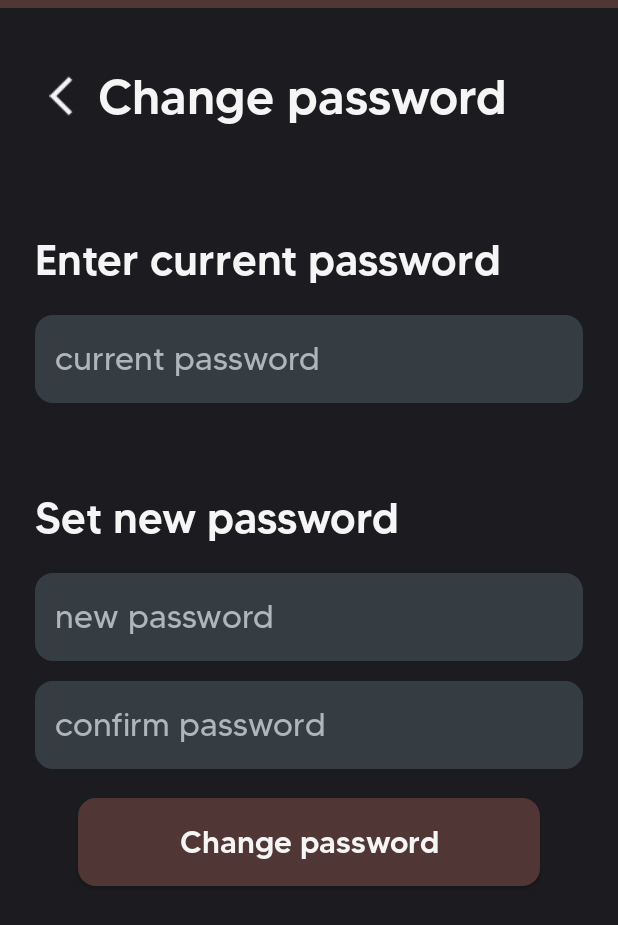
After one commit to kubixDev/Kollect, an Android app: the PasswordChangeActivity screen opened directly, with no data from a screen before it, on a phone screen of 412 x 824 dp. The commit adds this screen. Shown: the top 925 px of the screen. Run offline under Robolectric (Android 15) with nearby library versions, the phone set to English and light mode, and no system bars; our stand-ins replace Firebase (no records; nobody signed in at launch, a user with empty details on screens opened directly), sdp/ssp sizes.

Commit message:
added password change feature and fixed signup bug

```diff
--- /dev/null
+++ b/app/src/main/java/com/kubixdev/kollect/activities/PasswordChangeActivity.java
@@ -0,0 +1,101 @@
+package com.kubixdev.kollect.activities;
+
+import android.os.Bundle;
+import android.text.TextUtils;
+import android.widget.EditText;
+import android.widget.ImageView;
+import android.widget.Toast;
+import androidx.annotation.Nullable;
+import androidx.appcompat.app.AppCompatActivity;
+import androidx.appcompat.widget.AppCompatButton;
+import com.google.firebase.auth.AuthCredential;
+import com.google.firebase.auth.EmailAuthProvider;
+import com.google.firebase.auth.FirebaseAuth;
+import com.google.firebase.auth.FirebaseUser;
+import com.kubixdev.kollect.R;
+
+public class PasswordChangeActivity extends AppCompatActivity {
+    AppCompatButton changePasswordButton;
+    ImageView backButton;
+    EditText currentPasswordInput, newPasswordInput, confirmPasswordInput;
+
+    @Override
+    protected void onCreate(@Nullable Bundle savedInstanceState) {
+        super.onCreate(savedInstanceState);
+        setContentView(R.layout.activity_password_change);
+
+        changePasswordButton = findViewById(R.id.changePasswordButton);
+        backButton = findViewById(R.id.backButton);
+        currentPasswordInput = findViewById(R.id.currentPasswordInput);
+        newPasswordInput = findViewById(R.id.newPasswordInput);
+        confirmPasswordInput = findViewById(R.id.confirmPasswordInput);
+
+        // handle back button click
+        backButton.setOnClickListener(v -> {
+            finish();
+        });
+
+        // handle change password button click
+        changePasswordButton.setOnClickListener(v -> {
+            String currentPassword = currentPasswordInput.getText().toString().trim();
+            String newPassword = newPasswordInput.getText().toString().trim();
+            String confirmPassword = confirmPasswordInput.getText().toString().trim();
+
+            // handle empty input fields
+            if (TextUtils.isEmpty(newPassword) || TextUtils.isEmpty(confirmPassword)) {
+                Toast.makeText(this, "Password fields cannot be empty", Toast.LENGTH_SHORT).show();
+                return;
+            }
+
+            // handle secure passwords
+            if (!newPassword.matches("^(?=.*[A-Z])(?=.*\\d)(?=.*[@$!%*?&])[A-Za-z\\d@$!%*?&]{8,}$")) {
+                newPasswordInput.setError("Password must contain at least one uppercase letter, one digit, one special character and be at least 8 characters long");
+                return;
+            }
+
+            // handle different password inputs
+            if (!newPassword.equals(confirmPassword)) {
+                confirmPasswordInput.setError("Passwords don't match");
+                return;
+            }
+
+            // handle password change
+            FirebaseUser user = FirebaseAuth.getInstance().getCurrentUser();
+
+            if (user != null) {
+                String email = user.getEmail();
+
+                // user needs to reenter the current password
+                AuthCredential credential = EmailAuthProvider.getCredential(email, currentPassword);
+
+                // reauthenticate the user
+                user.reauthenticate(credential)
+                        .addOnCompleteListener(reauthTask -> {
+                            if (reauthTask.isSuccessful()) {
+
+                                user.updatePassword(newPassword)
+                                        .addOnCompleteListener(task -> {
+                                            if (task.isSuccessful()) {
+                                                Toast.makeText(PasswordChangeActivity.this, "Password changed successfully", Toast.LENGTH_SHORT).show();
+                                                finish();
+                                            }
+                                            else {
+                                                Toast.makeText(PasswordChangeActivity.this, "Failed to change password", Toast.LENGTH_SHORT).show();
+                                            }
+                                        });
+                            }
+                            else {
+                                Toast.makeText(PasswordChangeActivity.this, "Reauthentication failed", Toast.LENGTH_SHORT).show();
+                            }
+                        });
+            }
+        });
+    }
+
+
+    @Override
+    public void finish() {
+        super.finish();
+        overridePendingTransition(0, 0);
+    }
+}
--- a/app/src/main/java/com/kubixdev/kollect/activities/SettingsActivity.java
+++ b/app/src/main/java/com/kubixdev/kollect/activities/SettingsActivity.java
@@ -2,6 +2,7 @@ package com.kubixdev.kollect.activities;
 
 import android.content.Intent;
 import android.os.Bundle;
+import android.widget.ImageView;
 import android.widget.Toast;
 import androidx.annotation.Nullable;
 import androidx.appcompat.app.AppCompatActivity;
@@ -10,7 +11,8 @@ import com.google.firebase.auth.FirebaseAuth;
 import com.kubixdev.kollect.R;
 
 public class SettingsActivity extends AppCompatActivity {
-    AppCompatButton logoutButton;
+    AppCompatButton logoutButton, editProfileButton, passwordChangeButton;
+    ImageView backButton;
     FirebaseAuth mAuth;
 
     @Override
@@ -20,16 +22,38 @@ public class SettingsActivity extends AppCompatActivity {
 
         mAuth = FirebaseAuth.getInstance();
         logoutButton = findViewById(R.id.logoutButton);
+        editProfileButton = findViewById(R.id.editProfileButton);
+        passwordChangeButton = findViewById(R.id.passwordChangeButton);
+        backButton = findViewById(R.id.backButton);
 
-        // handle user logout (only temporary)
+        // handle user logout
         logoutButton.setOnClickListener(v -> {
             FirebaseAuth.getInstance().signOut();
             Intent intent = new Intent(SettingsActivity.this, LoginActivity.class);
-            intent.addFlags(Intent.FLAG_ACTIVITY_CLEAR_TOP | Intent.FLAG_ACTIVITY_NEW_TASK);
+            intent.addFlags(Intent.FLAG_ACTIVITY_CLEAR_TASK | Intent.FLAG_ACTIVITY_NEW_TASK);
             startActivity(intent);
             finish();
 
             Toast.makeText(getApplicationContext(), "Logout successful", Toast.LENGTH_SHORT).show();
+        });
+
+        // handle back button click
+        backButton.setOnClickListener(v -> {
+            finish();
+        });
+
+        // handle edit profile button click
+        editProfileButton.setOnClickListener(v -> {
+            Intent intent = new Intent(getApplicationContext(), EditProfileActivity.class);
+            startActivity(intent);
+            overridePendingTransition(0, 0);
+        });
+
+        // handle password change button click
+        passwordChangeButton.setOnClickListener(v -> {
+            Intent intent = new Intent(getApplicationContext(), PasswordChangeActivity.class);
+            startActivity(intent);
+            overridePendingTransition(0, 0);
         });
     }
 
--- a/app/src/main/java/com/kubixdev/kollect/activities/SignupActivity.java
+++ b/app/src/main/java/com/kubixdev/kollect/activities/SignupActivity.java
@@ -63,10 +63,10 @@ public class SignupActivity extends AppCompatActivity {
         // handle action after signup button click
         signupButton.setOnClickListener(v -> {
             String email, username, password, repeatPassword;
-            email = emailInput.getText().toString();
-            username = usernameInput.getText().toString();
-            password = passwordInput.getText().toString();
-            repeatPassword = repeatPasswordInput.getText().toString();
+            email = emailInput.getText().toString().trim();
+            username = usernameInput.getText().toString().trim();
+            password = passwordInput.getText().toString().trim();
+            repeatPassword = repeatPasswordInput.getText().toString().trim();
 
             // handle empty input fields
             if (TextUtils.isEmpty(email) || TextUtils.isEmpty(username) || TextUtils.isEmpty(password) || TextUtils.isEmpty(repeatPassword)) {
--- /dev/null
+++ b/app/src/main/res/layout/activity_password_change.xml
@@ -0,0 +1,213 @@
+<?xml version="1.0" encoding="utf-8"?>
+<androidx.constraintlayout.widget.ConstraintLayout
+    xmlns:android="http://schemas.android.com/apk/res/android"
+    xmlns:app="http://schemas.android.com/apk/res-auto"
+    xmlns:tools="http://schemas.android.com/tools"
+    android:layout_width="match_parent"
+    android:layout_height="match_parent"
+    android:background="?attr/colorPrimary"
+    tools:context=".activities.MainActivity">
+
+    <LinearLayout
+        android:id="@+id/statusBarFix"
+        android:layout_width="match_parent"
+        android:layout_height="@dimen/_4sdp"
+        app:layout_constraintTop_toTopOf="parent"
+        app:layout_constraintStart_toStartOf="parent"
+        app:layout_constraintEnd_toEndOf="parent"
+        android:background="@color/darkbrown"
+        android:orientation="horizontal">
+    </LinearLayout>
+
+    <LinearLayout
+        android:id="@+id/navigationBar"
+        android:layout_width="match_parent"
+        android:layout_height="@dimen/_70sdp"
+        android:layout_marginTop="@dimen/_10sdp"
+        app:layout_constraintTop_toBottomOf="@id/statusBarFix"
+        app:layout_constraintStart_toStartOf="parent"
+        app:layout_constraintEnd_toEndOf="parent"
+        app:layout_constraintBottom_toTopOf="@id/currentPasswordLabel"
+        android:orientation="horizontal">
+
+        <ImageView
+            android:id="@+id/backButton"
+            android:layout_width="wrap_content"
+            android:layout_height="wrap_content"
+            android:paddingStart="@dimen/_15sdp"
+            android:paddingEnd="@dimen/_5sdp"
+            android:paddingTop="@dimen/_15sdp"
+            android:paddingBottom="@dimen/_15sdp"
+            android:layout_marginStart="@dimen/_12sdp"
+            android:src="@drawable/ic_arrow_left_icon"
+            android:layout_gravity="center_vertical"
+            android:scaleX="1.3"
+            android:scaleY="1.3"
+            app:tint="@color/whitesmoke" />
+
+        <TextView
+            android:id="@+id/mainLabel"
+            android:layout_width="wrap_content"
+            android:layout_height="wrap_content"
+            android:text="Change password"
+            android:textColor="@color/whitesmoke"
+            android:fontFamily="@font/tommy_medium"
+            android:layout_gravity="center_vertical"
+            android:textSize="@dimen/_25sdp" />
+    </LinearLayout>
+
+
+    <TextView
+        android:id="@+id/currentPasswordLabel"
+        android:layout_width="match_parent"
+        android:layout_height="wrap_content"
+        android:text="Enter current password"
+        android:layout_marginStart="@dimen/_18sdp"
+        android:layout_marginEnd="@dimen/_18sdp"
+        android:layout_marginTop="@dimen/_35sdp"
+        android:textColor="@color/whitesmoke"
+        android:fontFamily="@font/tommy_medium"
+        android:textSize="@dimen/_22sdp"
+        app:layout_constraintEnd_toEndOf="parent"
+        app:layout_constraintStart_toStartOf="parent"
+        app:layout_constraintTop_toBottomOf="@id/navigationBar"/>
+
+
+    <LinearLayout
+        android:id="@+id/currentPasswordLayout"
+        android:layout_width="match_parent"
+        android:layout_height="@dimen/_45sdp"
+        android:orientation="horizontal"
+        app:layout_constraintTop_toBottomOf="@id/currentPasswordLabel"
+        app:layout_constraintStart_toStartOf="parent"
+        app:layout_constraintEnd_toEndOf="parent"
+        app:layout_constraintBottom_toTopOf="@id/newPasswordLabel"
+        android:background="@drawable/rounded_background"
+        android:layout_marginStart="@dimen/_18sdp"
+        android:layout_marginEnd="@dimen/_18sdp"
+        android:layout_marginTop="@dimen/_15sdp"
+        android:backgroundTint="@color/gray">
+
+        <EditText
+            android:id="@+id/currentPasswordInput"
+            android:layout_width="match_parent"
+            android:layout_height="match_parent"
+            android:layout_marginStart="@dimen/_10sdp"
+            android:layout_marginEnd="@dimen/_10sdp"
+            android:layout_marginTop="@dimen/_8sdp"
+            android:layout_marginBottom="@dimen/_8sdp"
+            android:hint="current password"
+            android:textColorHint="@color/lightgray"
+            android:fontFamily="@font/tommy_regular"
+            android:textSize="@dimen/_17sdp"
+            android:background="@android:color/transparent"
+            android:textColor="@color/whitesmoke"
+            android:inputType="textPassword"
+            android:focusableInTouchMode="true">
+        </EditText>
+    </LinearLayout>
+
+
+    <TextView
+        android:id="@+id/newPasswordLabel"
+        android:layout_width="match_parent"
+        android:layout_height="wrap_content"
+        android:text="Set new password"
+        android:layout_marginStart="@dimen/_18sdp"
+        android:layout_marginEnd="@dimen/_18sdp"
+        android:layout_marginTop="@dimen/_45sdp"
+        android:textColor="@color/whitesmoke"
+        android:fontFamily="@font/tommy_medium"
+        android:textSize="@dimen/_22sdp"
+        app:layout_constraintEnd_toEndOf="parent"
+        app:layout_constraintStart_toStartOf="parent"
+        app:layout_constraintTop_toBottomOf="@id/currentPasswordLayout"/>
+
+    <LinearLayout
+        android:id="@+id/newPasswordLayout"
+        android:layout_width="match_parent"
+        android:layout_height="@dimen/_45sdp"
+        android:orientation="horizontal"
+        app:layout_constraintTop_toBottomOf="@id/newPasswordLabel"
+        app:layout_constraintStart_toStartOf="parent"
+        app:layout_constraintEnd_toEndOf="parent"
+        app:layout_constraintBottom_toTopOf="@id/confirmPasswordLayout"
+        android:background="@drawable/rounded_background"
+        android:layout_marginStart="@dimen/_18sdp"
+        android:layout_marginEnd="@dimen/_18sdp"
+        android:layout_marginTop="@dimen/_15sdp"
+        android:backgroundTint="@color/gray">
+
+        <EditText
+            android:id="@+id/newPasswordInput"
+            android:layout_width="match_parent"
+            android:layout_height="match_parent"
+            android:layout_marginStart="@dimen/_10sdp"
+            android:layout_marginEnd="@dimen/_10sdp"
+            android:layout_marginTop="@dimen/_8sdp"
+            android:layout_marginBottom="@dimen/_8sdp"
+            android:hint="new password"
+            android:textColorHint="@color/lightgray"
+            android:fontFamily="@font/tommy_regular"
+            android:textSize="@dimen/_17sdp"
+            android:background="@android:color/transparent"
+            android:textColor="@color/whitesmoke"
+            android:inputType="textPassword"
+            android:focusableInTouchMode="true">
+        </EditText>
+    </LinearLayout>
+
+    <LinearLayout
+        android:id="@+id/confirmPasswordLayout"
+        android:layout_width="match_parent"
+        android:layout_height="@dimen/_45sdp"
+        android:orientation="horizontal"
+        app:layout_constraintTop_toBottomOf="@id/newPasswordLayout"
+        app:layout_constraintStart_toStartOf="parent"
+        app:layout_constraintEnd_toEndOf="parent"
+        app:layout_constraintBottom_toTopOf="@id/changePasswordButton"
+        android:background="@drawable/rounded_background"
+        android:layout_marginStart="@dimen/_18sdp"
+        android:layout_marginEnd="@dimen/_18sdp"
+        android:layout_marginTop="@dimen/_10sdp"
+        android:backgroundTint="@color/gray">
+
+        <EditText
+            android:id="@+id/confirmPasswordInput"
+            android:layout_width="match_parent"
+            android:layout_height="match_parent"
+            android:layout_marginStart="@dimen/_10sdp"
+            android:layout_marginEnd="@dimen/_10sdp"
+            android:layout_marginTop="@dimen/_8sdp"
+            android:layout_marginBottom="@dimen/_8sdp"
+            android:hint="confirm password"
+            android:textColorHint="@color/lightgray"
+            android:fontFamily="@font/tommy_regular"
+            android:textSize="@dimen/_17sdp"
+            android:background="@android:color/transparent"
+            android:textColor="@color/whitesmoke"
+            android:inputType="textPassword"
+            android:focusableInTouchMode="true">
+        </EditText>
+    </LinearLayout>
+
+    <androidx.appcompat.widget.AppCompatButton
+        android:id="@+id/changePasswordButton"
+        android:layout_width="match_parent"
+        android:layout_height="@dimen/_45sdp"
+        android:layout_marginStart="@dimen/_40sdp"
+        android:layout_marginEnd="@dimen/_40sdp"
+        android:layout_marginTop="@dimen/_15sdp"
+        app:layout_constraintTop_toBottomOf="@id/confirmPasswordLayout"
+        app:layout_constraintStart_toStartOf="parent"
+        app:layout_constraintEnd_toEndOf="parent"
+        android:background="@drawable/rounded_background"
+        android:backgroundTint="@color/darkbrown"
+        android:text="Change password"
+        android:textColor="@color/whitesmoke"
+        android:fontFamily="@font/tommy_medium"
+        android:textSize="@dimen/_16sdp"
+        style="@style/Widget.AppCompat.Button.Colored"
+        android:textAllCaps="false">
+    </androidx.appcompat.widget.AppCompatButton>
+</androidx.constraintlayout.widget.ConstraintLayout>
```
